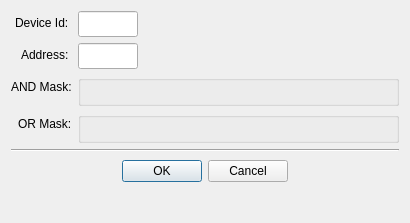
sanny32/OpenModScan, file src/dialogs/dialogmaskwriteregiter.ui: the form before one commit.
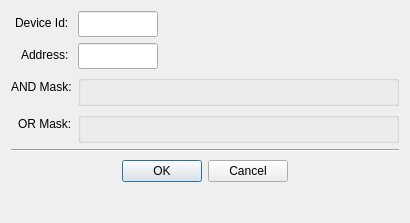
The form after the commit. Custom widgets are drawn as their Qt base class.

Commit message: Update UI properties for dialog components and translations

What changed in the file:
```diff
--- a/src/dialogs/dialogmaskwriteregiter.ui
+++ b/src/dialogs/dialogmaskwriteregiter.ui
@@ -40,7 +40,7 @@
      </property>
      <property name="maximumSize">
       <size>
-       <width>60</width>
+       <width>80</width>
        <height>16777215</height>
       </size>
      </property>
@@ -69,7 +69,7 @@
      </property>
      <property name="maximumSize">
       <size>
-       <width>60</width>
+       <width>80</width>
        <height>16777215</height>
       </size>
      </property>
```
Left out of the diff: 8 changed lines with no effect on the pictures. The commit also changes 7 other files.
